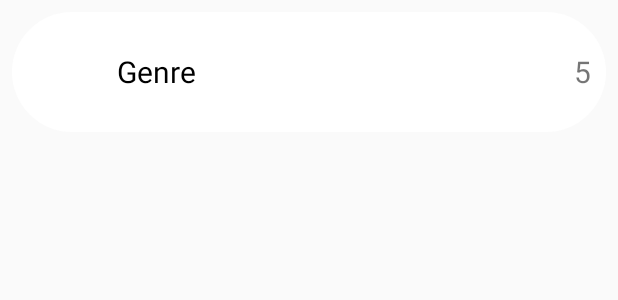
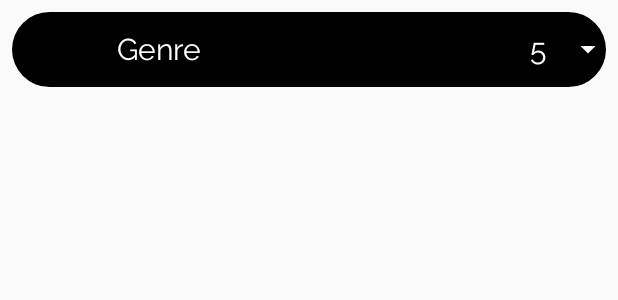
Before and after one commit to GeorgiMihailov/Board, an Android app: the layout main_myactivity_window.xml on its own in the app's theme, with its tools: preview values and no code run, on a phone screen of 412 x 824 dp. Shown: the top 300 px of the screen. Run offline under Robolectric (Android 15) with nearby library versions, the phone set to English and light mode, and no system bars; network calls fail.

Commit message:
myactivity

```diff
--- a/app/src/main/java/com/george/board/helper/MyAccountAdapter.java
+++ b/app/src/main/java/com/george/board/helper/MyAccountAdapter.java
@@ -12,7 +12,6 @@ import com.thoughtbot.expandablerecyclerview.ExpandableRecyclerViewAdapter;
 import com.thoughtbot.expandablerecyclerview.models.ExpandableGroup;
 
 import java.util.ArrayList;
-import java.util.List;
 
 public class MyAccountAdapter extends ExpandableRecyclerViewAdapter<MyAccountActivityViewHolder, MyAccountActivityDetailsViewHolder > {
     private LayoutInflater inflater;
@@ -26,21 +25,21 @@ public class MyAccountAdapter extends ExpandableRecyclerViewAdapter<MyAccountAct
 
     @Override
     public MyAccountActivityViewHolder onCreateGroupViewHolder(ViewGroup parent, int viewType) {
-        View view = inflater.inflate(R.layout.list_item_genre, parent, false);
+        View view = inflater.inflate(R.layout.main_myactivity_window, parent, false);
         return new MyAccountActivityViewHolder(view);
     }
 
     @Override
     public MyAccountActivityDetailsViewHolder onCreateChildViewHolder(ViewGroup parent, int viewType) {
-        View view = inflater.inflate(R.layout.list_item_artist, parent, false);
+        View view = inflater.inflate(R.layout.secondary_myactivity_window, parent, false);
         return new MyAccountActivityDetailsViewHolder(view);
     }
 
     @Override
     public void onBindChildViewHolder(MyAccountActivityDetailsViewHolder holder, int flatPosition, ExpandableGroup group,
                                       int childIndex) {
-        final MyAccountActivityDetails artist = ((MyAccountActivity) group).getItems().get(childIndex);
-        holder.setArtistName(artist.getName());
+        final ArrayList<MyAccountActivityDetails> artist = (ArrayList<MyAccountActivityDetails>) group.getItems();
+        holder.onBind(artist, childIndex);
     }
 
     @Override
--- /dev/null
+++ b/app/src/main/res/drawable/ic_arrow_drop_down_white_24dp.xml
@@ -0,0 +1,5 @@
+<vector android:height="24dp" android:tint="#FFFFFF"
+    android:viewportHeight="24.0" android:viewportWidth="24.0"
+    android:width="24dp" xmlns:android="http://schemas.android.com/apk/res/android">
+    <path android:fillColor="#FF000000" android:pathData="M7,10l5,5 5,-5z"/>
+</vector>
--- /dev/null
+++ b/app/src/main/res/drawable/ic_arrow_drop_up_white_24dp.xml
@@ -0,0 +1,5 @@
+<vector android:height="24dp" android:tint="#FFFFFF"
+    android:viewportHeight="24.0" android:viewportWidth="24.0"
+    android:width="24dp" xmlns:android="http://schemas.android.com/apk/res/android">
+    <path android:fillColor="#FF000000" android:pathData="M7,14l5,-5 5,5z"/>
+</vector>
--- /dev/null
+++ b/app/src/main/res/drawable/main_myactivities_shape.xml
@@ -0,0 +1,14 @@
+<shape xmlns:android="http://schemas.android.com/apk/res/android"
+    android:shape="rectangle">
+
+    <solid android:color="@android:color/black" />
+    <corners  android:bottomRightRadius="60dp"
+        android:bottomLeftRadius="60dp"
+        android:topLeftRadius="60dp"
+        android:topRightRadius="60dp" />
+
+    <size
+        android:height="30dp"
+        android:width="200dp" />
+
+</shape>
--- a/app/src/main/res/layout/list_item_genre.xml
+++ b/app/src/main/res/layout/main_myactivity_window.xml
@@ -2,14 +2,15 @@
 <RelativeLayout xmlns:android="http://schemas.android.com/apk/res/android"
     xmlns:tools="http://schemas.android.com/tools"
     android:layout_width="match_parent"
-    android:layout_height="80dp"
+    android:layout_height="50dp"
     android:layout_margin="8dp"
-    android:background="@drawable/apply_shape">
+    android:background="@drawable/main_myactivities_shape">
 
     <TextView
         android:id="@+id/icon_holder"
         android:layout_width="50dp"
         android:layout_height="50dp"
+        android:textColor="@android:color/white"
         android:layout_alignParentStart="true"
         android:layout_centerVertical="true"
         android:layout_marginLeft="10dp"
@@ -24,8 +25,9 @@
         android:layout_centerVertical="true"
         android:layout_marginLeft="10dp"
         android:layout_toEndOf="@id/icon_holder"
+        android:fontFamily="@font/raleway_regular"
         android:gravity="center_vertical"
-        android:textColor="@android:color/black"
+        android:textColor="@android:color/white"
         android:textSize="20sp"
         tools:text="Genre" />
 
@@ -35,8 +37,17 @@
         android:layout_height="wrap_content"
         android:layout_alignParentEnd="true"
         android:layout_centerVertical="true"
-        android:layout_marginRight="10dp"
+        android:fontFamily="@font/raleway_regular"
+        android:layout_marginRight="40dp"
         android:text="5"
+        android:textColor="@android:color/white"
         android:textSize="20sp" />
+    <ImageView
+        android:layout_width="wrap_content"
+        android:layout_height="wrap_content"
+        android:layout_alignParentEnd="true"
+        android:layout_centerVertical="true"
+        android:layout_marginStart="20dp"
+        android:src="@drawable/ic_arrow_drop_down_white_24dp"/>
 
 </RelativeLayout>
```
Also changed, not shown: app/src/main/java/com/george/board/MyActivity_activity.java (+10 -5 lines), app/src/main/java/com/george/board/SecondActivity.java (+7 -4 lines), app/src/main/java/com/george/board/helper/MyAccountActivityDetailsViewHolder.java (+35 -8 lines), app/src/main/java/com/george/board/model/MyAccountActivityDetails.java (+11 -0 lines), app/src/main/res/drawable/ic_arrow_drop_up_black_24dp.xml (added, +9 -0 lines), app/src/main/res/layout/list_item_artist.xml (deleted, +0 -10 lines), app/src/main/res/layout/secondary_myactivity_window.xml (added, +46 -0 lines).
